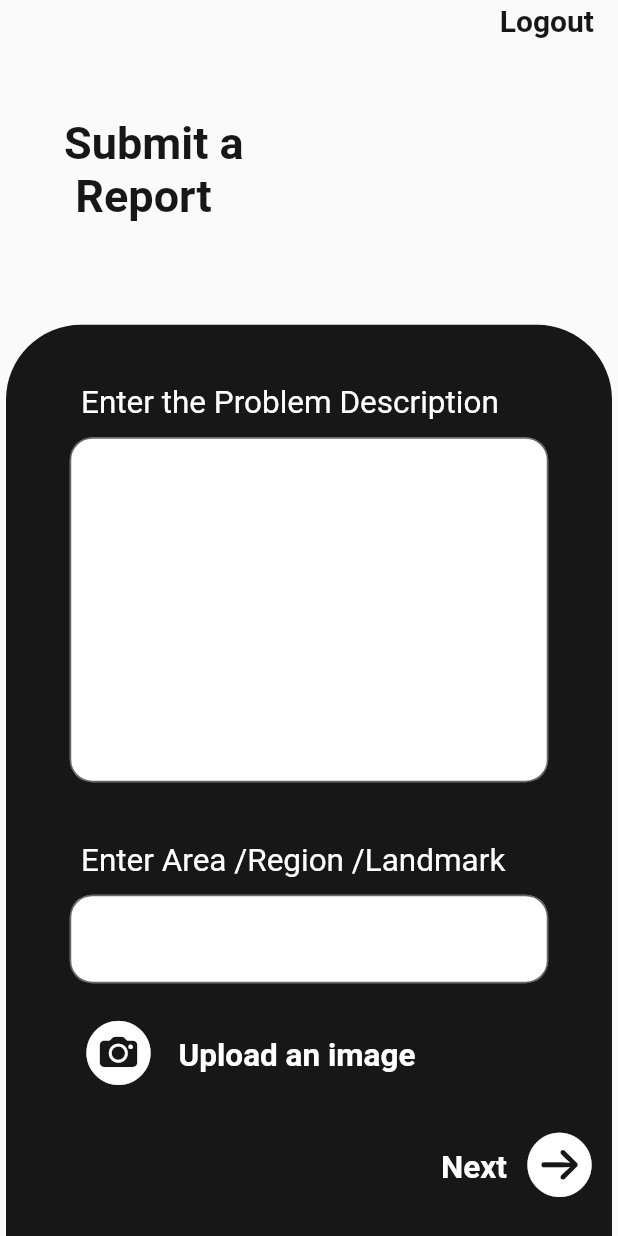
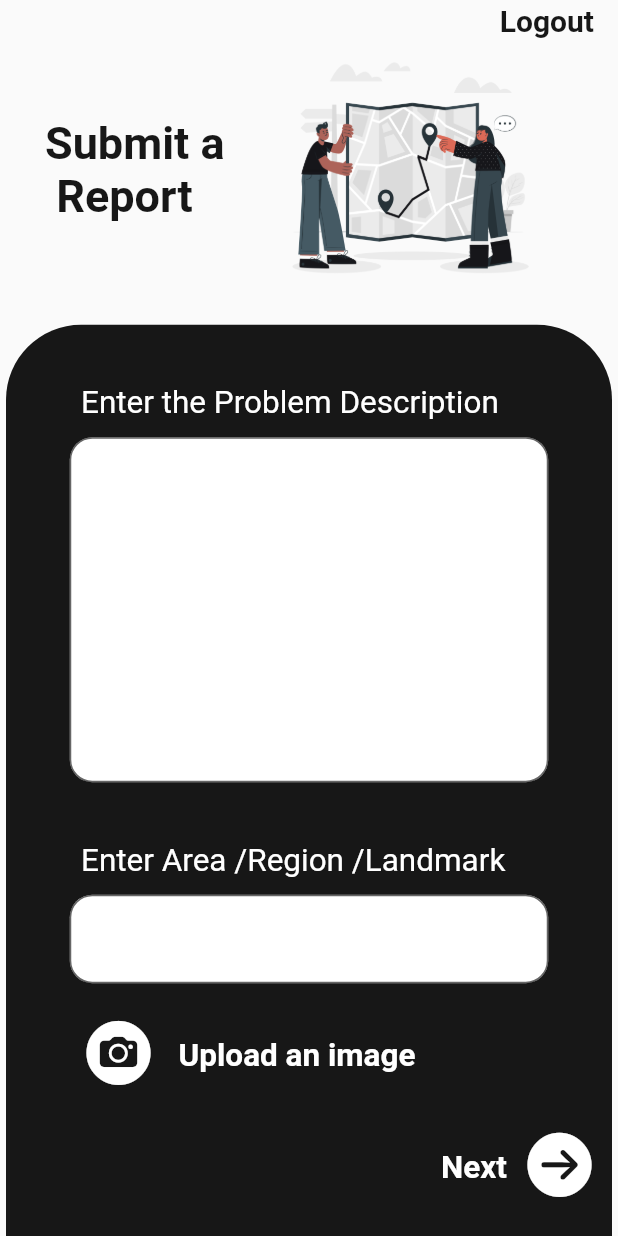
Before and after one commit to fazenecture/rbs-founcation.github.io, a Flutter app: the subRep screen opened by its route, on a phone screen of 412 x 824 dp. Run offline on Flutter 3.47's test engine with Material 2 defaults, Android fonts, the light colour scheme and no system bars.

Commit message:
image on the report page

```diff
--- a/rbs/lib/Signup.dart
+++ b/rbs/lib/Signup.dart
@@ -1,4 +1,3 @@
-import 'dart:ffi';
 import 'package:flutter/material.dart';
 import 'package:flutter/cupertino.dart';
 
--- a/rbs/lib/Submitreport.dart
+++ b/rbs/lib/Submitreport.dart
@@ -7,7 +7,7 @@ class subRep extends StatelessWidget {
     return Scaffold(
       appBar: AppBar(
         toolbarHeight: 0,
-        backgroundColor: CupertinoColors.opaqueSeparator,
+        backgroundColor: CupertinoColors.systemGroupedBackground,
         shadowColor: Color(0xFFFFFF),
       ),
       body: Column(
@@ -29,17 +29,25 @@ class subRep extends StatelessWidget {
                           fontWeight: FontWeight.bold),
                     ))),
           ),
-          Container(
-            width: double.infinity,
-            height: 170,
-            color: Color(0xFFFFFF),
-            child: Align(
-                alignment: Alignment(-0.7, -0.0),
+          Row(
+            children: [
+              Padding(
+                padding: const EdgeInsets.fromLTRB(30, 0, 0, 0),
                 child: Text('Submit a \n Report',
                     style: TextStyle(
                         fontWeight: FontWeight.bold,
                         fontSize: 30,
-                        color: Color(0xFF171717)))),
+                        color: Color(0xFF171717))),
+              ),
+              Padding(
+                padding: const EdgeInsets.fromLTRB(30, 0, 0, 0),
+                child: Image(
+                  image: AssetImage('images/rep.png'),
+                  height: 170,
+                  width: 170,
+                ),
+              ),
+            ],
           ),
           // Image.asset(
           //   'assests/images/chotu.jpg',
```
Also changed, not shown: 1 other file.
